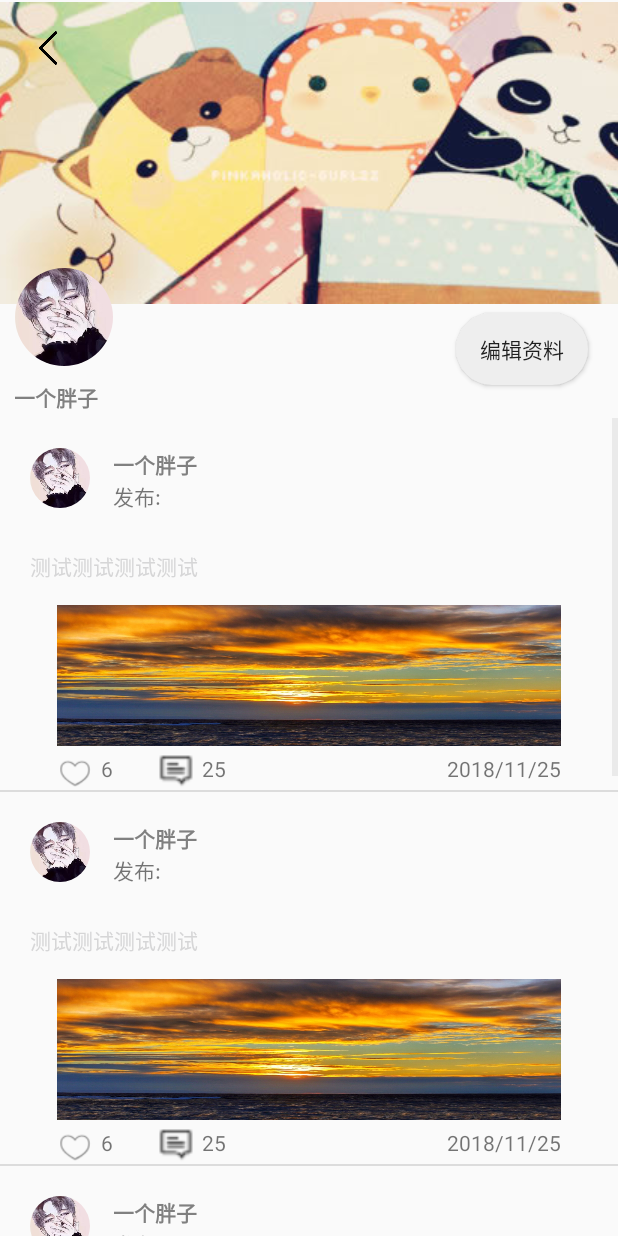
After one commit to liuhengren/youji, an Android app: the PersonalCenterActivity screen opened directly, with no data from a screen before it, on a phone screen of 412 x 824 dp. The commit adds this screen. Run offline under Robolectric (Android 15) with nearby library versions, the phone set to English and light mode, and no system bars; our stand-ins replace CircleImageView.

Commit message:
Merge branch 'master' into my

```diff
--- a/youjiDemo/app/src/main/java/neet/com/youjidemo/MainActivity.java
+++ b/youjiDemo/app/src/main/java/neet/com/youjidemo/MainActivity.java
@@ -1,5 +1,6 @@
 package neet.com.youjidemo;
 
+import android.content.Intent;
 import android.support.v4.app.FragmentTabHost;
 import android.support.v7.app.AppCompatActivity;
 import android.os.Bundle;
@@ -10,13 +11,15 @@ import android.widget.TabHost;
 import android.widget.TextView;
 
 import java.util.HashMap;
+import java.util.Set;
 
 import neet.com.youjidemo.view.Food_Fragment;
+import neet.com.youjidemo.view.ShareActivity;
 
 public class MainActivity extends AppCompatActivity {
     private HashMap<String,View> tabSpecMap = new HashMap<String,View>();
     private HashMap<String,ImageView> imageViewMap = new HashMap<String, ImageView>();
-    private HashMap<String,String> tagNameMap = new HashMap<String,String>();
+    private HashMap<String,TextView> tagNameMap = new HashMap<String,TextView>();
     @Override
     protected void onCreate(Bundle savedInstanceState) {
         super.onCreate(savedInstanceState);
@@ -33,7 +36,7 @@ public class MainActivity extends AppCompatActivity {
 
         //初始化选项卡
         TabHost.TabSpec tabSpec2 = fragmentTabHost.newTabSpec("tab2")
-                .setIndicator(getTabSpec(R.drawable.anotherhome,"社区","tab2"));
+                .setIndicator(getTabSpec(R.drawable.home,"社区","tab2"));
         //添加选项卡(后来补充)
         fragmentTabHost.addTab(tabSpec2,Food_Fragment.class,null);
 
@@ -48,21 +51,100 @@ public class MainActivity extends AppCompatActivity {
 
         //初始化选项卡
         TabHost.TabSpec tabSpec4 = fragmentTabHost.newTabSpec("tab4")
-                .setIndicator(getTabSpec(R.drawable.anotherhome,"消息","tab4"));
+                .setIndicator(getTabSpec(R.drawable.message,"消息","tab4"));
         //添加选项卡(后来补充)
         fragmentTabHost.addTab(tabSpec4,Food_Fragment.class,null);
 
         //初始化选项卡
         TabHost.TabSpec tabSpec5 = fragmentTabHost.newTabSpec("tab5")
-                .setIndicator(getTabSpec(R.drawable.anotherhome,"我","tab5"));
+                .setIndicator(getTabSpec(R.drawable.me,"我","tab5"));
         //添加选项卡(后来补充)
         fragmentTabHost.addTab(tabSpec5,Food_Fragment.class,null);
 
+        //设置默认选中的选项卡
+        fragmentTabHost.setCurrentTab(0);
+        ImageView imageView = imageViewMap.get("tab1");
+        imageView.setImageResource(R.drawable.fivestar_choosed);
+        final TextView textView = tagNameMap.get("tab1");
+        textView.setTextColor(getResources().getColor(android.R.color.black));
+
+        //选项卡更换事件
+        fragmentTabHost.setOnTabChangedListener(new TabHost.OnTabChangeListener() {
+            @Override
+            public void onTabChanged(String tabId) {
+                ImageView imageViewtab1 = imageViewMap.get("tab1");
+                ImageView imageViewtab2 = imageViewMap.get("tab2");
+                ImageView imageViewtab3 = imageViewMap.get("tab3");
+                ImageView imageViewtab4 = imageViewMap.get("tab4");
+                ImageView imageViewtab5 = imageViewMap.get("tab5");
+                TextView textViewtab1 = tagNameMap.get("tab1");
+                TextView textViewtab2 = tagNameMap.get("tab2");
+                TextView textViewtab4 = tagNameMap.get("tab4");
+                TextView textViewtab5 = tagNameMap.get("tab5");
+
+                //获取选项卡的标签集合
+                Set<String> keys = tabSpecMap.keySet();
+                for (String s:keys){
+                    if (tabId.equals("tab1")){
+                        imageViewtab1.setImageResource(R.drawable.fivestar_choosed);
+                        imageViewtab2.setImageResource(R.drawable.home);
+                        imageViewtab3.setImageResource(R.drawable.add);
+                        imageViewtab4.setImageResource(R.drawable.message);
+                        imageViewtab5.setImageResource(R.drawable.me);
+                        textViewtab1.setTextColor(getResources().getColor(android.R.color.black));
+                        textViewtab2.setTextColor(getResources().getColor(R.color.lightgray));
+                        textViewtab1.setTextColor(getResources().getColor(R.color.lightgray));
+                        textViewtab1.setTextColor(getResources().getColor(R.color.lightgray));
+                    }
+                    if (tabId.equals("tab2")){
+                        imageViewtab1.setImageResource(R.drawable.fivestar);
+                        imageViewtab2.setImageResource(R.drawable.home_choosed);
+                        imageViewtab3.setImageResource(R.drawable.add);
+                        imageViewtab4.setImageResource(R.drawable.message);
+                        imageViewtab5.setImageResource(R.drawable.me);
+                        textViewtab1.setTextColor(getResources().getColor(R.color.lightgray));
+                        textViewtab2.setTextColor(getResources().getColor(R.color.smssdk_black));
+                        textViewtab4.setTextColor(getResources().getColor(R.color.lightgray));
+                        textViewtab5.setTextColor(getResources().getColor(R.color.lightgray));
+                    }
+                    if (tabId.equals("tab3")){
+                        Intent intent = new Intent(MainActivity.this,ShareActivity.class);
+                        startActivity(intent);
+                    }
+                    if (tabId.equals("tab4")){
+                        imageViewtab1.setImageResource(R.drawable.fivestar);
+                        imageViewtab2.setImageResource(R.drawable.home);
+                        imageViewtab3.setImageResource(R.drawable.add);
+                        imageViewtab4.setImageResource(R.drawable.message_choosed);
+                        imageViewtab5.setImageResource(R.drawable.me);
+                        textViewtab1.setTextColor(getResources().getColor(R.color.lightgray));
+                        textViewtab2.setTextColor(getResources().getColor(R.color.lightgray));
+                        textViewtab4.setTextColor(getResources().getColor(R.color.smssdk_black));
+                        textViewtab5.setTextColor(getResources().getColor(R.color.lightgray));
+                    }
+                    if (tabId.equals("tab5")){
+                        imageViewtab1.setImageResource(R.drawable.fivestar);
+                        imageViewtab2.setImageResource(R.drawable.home);
+                        imageViewtab3.setImageResource(R.drawable.add);
+                        imageViewtab4.setImageResource(R.drawable.message);
+                        imageViewtab5.setImageResource(R.drawable.me_choosed);
+                        textViewtab1.setTextColor(getResources().getColor(R.color.lightgray));
+                        textViewtab2.setTextColor(getResources().getColor(R.color.lightgray));
+                        textViewtab4.setTextColor(getResources().getColor(R.color.lightgray));
+                        textViewtab5.setTextColor(getResources().getColor(R.color.smssdk_black));
+                    }
+                }
+            }
+        });
 
 
 
     }
 
+
+    /**
+     *加载tabSpec布局，并将标签中的Icon和标签名存储到Map中
+     */
     private View getTabSpec(int imageId,String tagName,String tag){
         LayoutInflater layoutInflater = getLayoutInflater();
         View view = layoutInflater.inflate(R.layout.tabspec_layout,null);
@@ -72,6 +154,10 @@ public class MainActivity extends AppCompatActivity {
         textView.setText(tagName);
         tabSpecMap.put(tag,view);
         imageViewMap.put(tag,imageView);
+        tagNameMap.put(tag,textView);
         return view;
     }
+
+
+
 }
--- /dev/null
+++ b/youjiDemo/app/src/main/java/neet/com/youjidemo/adapter/PersonalContentAdapter.java
@@ -0,0 +1,44 @@
+package neet.com.youjidemo.adapter;
+
+import android.content.Context;
+import android.view.LayoutInflater;
+import android.view.View;
+import android.view.ViewGroup;
+import android.widget.BaseAdapter;
+
+import java.util.List;
+
+public class PersonalContentAdapter extends BaseAdapter {
+    private Context context;
+    private List list;
+    private int itemLayout;
+
+    public PersonalContentAdapter(Context context, List list, int itemLayout) {
+        this.context = context;
+        this.list = list;
+        this.itemLayout = itemLayout;
+    }
+
+    @Override
+    public int getCount() {
+        return list.size();
+    }
+
+    @Override
+    public Object getItem(int position) {
+        return list.get(position);
+    }
+
+    @Override
+    public long getItemId(int position) {
+        return position;
+    }
+
+    @Override
+    public View getView(int position, View convertView, ViewGroup parent) {
+
+        convertView = LayoutInflater.from(context).inflate(itemLayout,null);
+
+        return convertView;
+    }
+}
--- a/youjiDemo/app/src/main/java/neet/com/youjidemo/view/Food_Fragment.java
+++ b/youjiDemo/app/src/main/java/neet/com/youjidemo/view/Food_Fragment.java
@@ -11,6 +11,7 @@ import android.view.ViewGroup;
 import android.widget.AdapterView;
 import android.widget.ListView;
 import android.widget.TabHost;
+import android.widget.Toast;
 
 import java.util.ArrayList;
 import java.util.List;
@@ -19,14 +20,14 @@ import neet.com.youjidemo.adapter.IndexListViewAdapter;
 import neet.com.youjidemo.R;
 
 
-/*
- *首页
- * */
+/**
+ * 首页
+ */
 public class Food_Fragment extends Fragment {
     @Nullable
     @Override
     public View onCreateView(@NonNull LayoutInflater inflater, @Nullable ViewGroup container, @Nullable Bundle savedInstanceState) {
-        View view = inflater.inflate(R.layout.index_tab_layout,container,false);
+        View view = inflater.inflate(R.layout.index_tab_layout, container, false);
         TabHost tabHost = view.findViewById(android.R.id.tabhost);
         //初始化
         tabHost.setup();
@@ -65,7 +66,7 @@ public class Food_Fragment extends Fragment {
         list.add(3);
         list.add(4);
         list.add(5);
-        IndexListViewAdapter adapter = new IndexListViewAdapter(getContext(),list,R.layout.recommend_tabspec_item);
+        IndexListViewAdapter adapter = new IndexListViewAdapter(getContext(), list, R.layout.recommend_tabspec_item);
         listView.setAdapter(adapter);
 
         ListView listView1 = view.findViewById(R.id.delicious);
@@ -75,13 +76,14 @@ public class Food_Fragment extends Fragment {
         list1.add(3);
         list1.add(4);
         list1.add(5);
-        IndexListViewAdapter adapter1 = new IndexListViewAdapter(getContext(),list,R.layout.recommend_tabspec_item);
+        IndexListViewAdapter adapter1 = new IndexListViewAdapter(getContext(), list, R.layout.recommend_tabspec_item);
         listView1.setAdapter(adapter1);
 
         listView.setOnItemClickListener(new AdapterView.OnItemClickListener() {
             @Override
             public void onItemClick(AdapterView<?> parent, View view, int position, long id) {
-                Intent intent = new Intent(getContext(),DetailActivity.class);
+                Toast.makeText(getContext(),"点击了"+position,Toast.LENGTH_LONG).show();
+                Intent intent = new Intent(getContext(), DetailActivity.class);
                 startActivity(intent);
             }
         });
--- /dev/null
+++ b/youjiDemo/app/src/main/java/neet/com/youjidemo/view/PersonalCenterActivity.java
@@ -0,0 +1,75 @@
+package neet.com.youjidemo.view;
+
+import android.content.Intent;
+import android.support.v4.app.FragmentTabHost;
+import android.support.v7.app.AppCompatActivity;
+import android.os.Bundle;
+import android.view.LayoutInflater;
+import android.view.View;
+import android.widget.AdapterView;
+import android.widget.ListView;
+import android.widget.TabHost;
+import android.widget.Toast;
+
+import java.util.ArrayList;
+import java.util.List;
+
+import neet.com.youjidemo.MainActivity;
+import neet.com.youjidemo.R;
+import neet.com.youjidemo.adapter.PersonalContentAdapter;
+
+public class PersonalCenterActivity extends AppCompatActivity {
+    private List productionList;
+    private List attentionList;
+    private List fansList;
+
+    @Override
+    protected void onCreate(Bundle savedInstanceState) {
+        super.onCreate(savedInstanceState);
+        setContentView(R.layout.activity_personal_center);
+
+        //初始化并添加选项卡
+        TabHost tabHost = findViewById(android.R.id.tabhost);
+        tabHost.setup();
+        TabHost.TabSpec tabSpec1 = tabHost.newTabSpec("tab1")
+                .setIndicator("作品")
+                .setContent(R.id.tab1);
+        tabHost.addTab(tabSpec1);
+
+        TabHost.TabSpec tabSpec2 = tabHost.newTabSpec("tab2")
+                .setIndicator("关注")
+                .setContent(R.id.tab2);
+        tabHost.addTab(tabSpec2);
+
+        TabHost.TabSpec tabSpec3 = tabHost.newTabSpec("tab3")
+                .setIndicator("粉丝")
+                .setContent(R.id.tab3);
+        tabHost.addTab(tabSpec3);
+
+        ListView listView1 = findViewById(R.id.lv_production);
+
+        //初始化数据（测试数据）
+        productionList = new ArrayList();
+        productionList.add(2);
+        productionList.add(2);
+        productionList.add(2);
+        productionList.add(2);
+        productionList.add(2);
+
+        PersonalContentAdapter adapter = new PersonalContentAdapter(this,productionList,R.layout.personal_center_production_item);
+        listView1.setAdapter(adapter);
+
+        listView1.setOnItemClickListener(new AdapterView.OnItemClickListener() {
+            @Override
+            public void onItemClick(AdapterView<?> parent, View view, int position, long id) {
+                Toast.makeText(PersonalCenterActivity.this, "点击了"+position, Toast.LENGTH_SHORT).show();
+            }
+        });
+    }
+
+    public void editInformaion(View view){
+        Intent intent = new Intent(PersonalCenterActivity.this,PersonalDataEditorActivity.class);
+        startActivity(intent);
+
+    }
+}
--- /dev/null
+++ b/youjiDemo/app/src/main/java/neet/com/youjidemo/view/ProductionFragment.java
@@ -0,0 +1,20 @@
+package neet.com.youjidemo.view;
+
+import android.os.Bundle;
+import android.support.annotation.NonNull;
+import android.support.annotation.Nullable;
+import android.support.v4.app.Fragment;
+import android.view.LayoutInflater;
+import android.view.View;
+import android.view.ViewGroup;
+
+import neet.com.youjidemo.R;
+
+public class ProductionFragment extends Fragment {
+    @Nullable
+    @Override
+    public View onCreateView(@NonNull LayoutInflater inflater, @Nullable ViewGroup container, @Nullable Bundle savedInstanceState) {
+
+        return super.onCreateView(inflater, container, savedInstanceState);
+    }
+}
--- /dev/null
+++ b/youjiDemo/app/src/main/res/drawable/personal_center_attention_btn.xml
@@ -0,0 +1,5 @@
+<?xml version="1.0" encoding="utf-8"?>
+<shape xmlns:android="http://schemas.android.com/apk/res/android">
+    <solid android:color="#EEEEEE"/>
+    <corners android:radius="35dp"/>
+</shape>
--- /dev/null
+++ b/youjiDemo/app/src/main/res/layout/activity_personal_center.xml
@@ -0,0 +1,138 @@
+<?xml version="1.0" encoding="utf-8"?>
+
+<LinearLayout xmlns:android="http://schemas.android.com/apk/res/android"
+    android:id="@+id/root"
+    android:layout_width="match_parent"
+    android:layout_height="match_parent"
+    android:orientation="vertical">
+
+
+    <FrameLayout
+        android:layout_width="match_parent"
+        android:layout_height="wrap_content">
+
+
+        <ImageButton
+            android:layout_width="match_parent"
+            android:layout_height="204dp"
+            android:background="@color/transparent"
+            android:src="@drawable/background"
+            />
+
+        <ImageButton
+            android:id="@+id/personal_center_back"
+            android:layout_width="24dp"
+            android:layout_height="24dp"
+            android:layout_marginLeft="20dp"
+            android:layout_marginTop="20dp"
+            android:background="@color/transparent"
+            android:scaleType="fitCenter"
+            android:src="@drawable/left" />
+    </FrameLayout>
+
+
+    <RelativeLayout
+        android:layout_width="match_parent"
+        android:layout_height="100dp"
+        android:layout_marginTop="-25dp">
+
+        <LinearLayout
+            android:layout_width="wrap_content"
+            android:layout_height="wrap_content"
+            android:orientation="vertical">
+
+            <de.hdodenhof.circleimageview.CircleImageView
+                android:id="@+id/image_personal_head"
+                android:layout_width="65dp"
+                android:layout_height="65dp"
+                android:layout_alignParentStart="true"
+                android:layout_marginStart="10dp"
+                android:elevation="10dp"
+                android:src="@drawable/head" />
+
+            <TextView
+                android:layout_width="wrap_content"
+                android:layout_height="wrap_content"
+                android:layout_below="@+id/image_personal_head"
+                android:layout_gravity="center"
+                android:layout_marginTop="10dp"
+                android:text="一个胖子"
+                android:textColor="@color/personal_username"
+                android:textStyle="bold" />
+        </LinearLayout>
+
+        <Button
+            android:id="@+id/btn_edit_information"
+            android:layout_width="wrap_content"
+            android:layout_height="wrap_content"
+            android:layout_alignParentRight="true"
+            android:layout_marginTop="30dp"
+            android:layout_marginRight="20dp"
+            android:background="@drawable/personal_center_attention_btn"
+            android:elevation="30dp"
+            android:onClick="editInformaion"
+            android:text="编辑资料" />
+    </RelativeLayout>
+
+
+    <TabHost
+        android:id="@android:id/tabhost"
+        android:layout_width="match_parent"
+        android:layout_height="match_parent"
+        >
+
+        <RelativeLayout
+            android:layout_width="match_parent"
+            android:layout_height="wrap_content">
+
+            <TabWidget
+                android:id="@android:id/tabs"
+                android:layout_width="match_parent"
+                android:layout_height="wrap_content" />
+
+            <FrameLayout
+                android:id="@android:id/tabcontent"
+                android:layout_width="match_parent"
+                android:layout_height="match_parent"
+                android:layout_below="@android:id/tabs">
+
+                <LinearLayout
+                    android:id="@+id/tab1"
+                    android:layout_width="match_parent"
+                    android:layout_height="wrap_content"
+                    android:orientation="vertical">
+
+                    <ListView
+                        android:id="@+id/lv_production"
+                        android:layout_width="match_parent"
+                        android:layout_height="wrap_content"
+                        />
+                </LinearLayout>
+
+                <LinearLayout
+                    android:id="@+id/tab2"
+                    android:layout_width="match_parent"
+                    android:layout_height="wrap_content"
+                    android:orientation="vertical">
+
+                    <ListView
+                        android:id="@+id/lv_attention"
+                        android:layout_width="match_parent"
+                        android:layout_height="match_parent" />
+                </LinearLayout>
+
+                <LinearLayout
+                    android:id="@+id/tab3"
+                    android:layout_width="match_parent"
+                    android:layout_height="wrap_content">
+
+                    <ListView
+                        android:id="@+id/lv_fans"
+                        android:layout_width="match_parent"
+                        android:layout_height="match_parent" />
+                </LinearLayout>
+
+            </FrameLayout>
+        </RelativeLayout>
+    </TabHost>
+</LinearLayout>
--- a/youjiDemo/app/src/main/res/layout/orthers_personaldata_layout.xml
+++ b/youjiDemo/app/src/main/res/layout/orthers_personaldata_layout.xml
@@ -14,6 +14,8 @@
             android:layout_height="283dp"
             android:layout_alignParentStart="true"
             android:layout_alignParentTop="true"
+            android:layout_marginStart="0dp"
+            android:layout_marginTop="0dp"
             android:background="@drawable/background">
             //返回
 
--- /dev/null
+++ b/youjiDemo/app/src/main/res/layout/personal_center_production_item.xml
@@ -0,0 +1,106 @@
+<?xml version="1.0" encoding="utf-8"?>
+<LinearLayout xmlns:android="http://schemas.android.com/apk/res/android"
+    android:layout_width="match_parent"
+    android:layout_height="wrap_content"
+    android:orientation="vertical">
+
+    <RelativeLayout
+        android:layout_width="match_parent"
+        android:layout_height="wrap_content">
+
+        <!--作品头像-->
+        <de.hdodenhof.circleimageview.CircleImageView
+            android:id="@+id/image_production_head"
+            android:layout_width="40dp"
+            android:layout_height="40dp"
+            android:layout_marginStart="20dp"
+            android:layout_marginTop="20dp"
+            android:src="@drawable/head" />
+
+        <!--用户名-->
+        <TextView
+            android:id="@+id/tv_productions_username"
+            android:layout_width="wrap_content"
+            android:layout_height="wrap_content"
+            android:layout_marginLeft="15dp"
+            android:layout_marginTop="20dp"
+            android:layout_toRightOf="@+id/image_production_head"
+            android:text="一个胖子"
+            android:textColor="@color/personal_username"
+            android:textStyle="bold" />
+
+        <!--发表了-->
+        <TextView
+            android:id="@+id/tv_publish"
+            android:layout_width="wrap_content"
+            android:layout_height="wrap_content"
+            android:layout_below="@+id/tv_productions_username"
+            android:layout_marginLeft="15dp"
+            android:layout_toRightOf="@+id/image_production_head"
+            android:text="发布:" />
+
+
+    </RelativeLayout>
+    <!--发表内容-->
+    <TextView
+        android:id="@+id/tv_productions_description"
+        android:layout_width="match_parent"
+        android:layout_height="wrap_content"
+        android:layout_marginStart="20dp"
+        android:layout_marginTop="25dp"
+        android:maxLines="30"
+        android:text="测试测试测试测试"
+        android:textColor="@color/smssdk_black" />
+
+    <ImageView
+        android:layout_width="336dp"
+        android:layout_height="94dp"
+        android:layout_gravity="center"
+        android:layout_marginTop="15dp"
+        android:scaleType="fitXY"
+        android:src="@drawable/scenery" />
+
+    <LinearLayout
+        android:layout_width="336dp"
+        android:layout_height="wrap_content"
+        android:layout_gravity="center"
+        android:layout_marginTop="5dp"
+        android:orientation="horizontal">
+
+        <!--收藏-->
+        <ImageView
+            android:layout_width="24dp"
+            android:layout_height="24dp"
+            android:src="@drawable/collect" />
+
+        <!--收藏数量-->
+        <TextView
+            android:layout_width="wrap_content"
+            android:layout_height="wrap_content"
+            android:layout_marginLeft="5dp"
+            android:gravity="center_vertical"
+            android:text="6" />
+
+        <!--评论-->
+        <ImageView
+            android:layout_width="24dp"
+            android:layout_height="24dp"
+            android:layout_marginLeft="30dp"
+            android:src="@drawable/message" />
+
+        <!--评论数量-->
+        <TextView
+            android:layout_width="wrap_content"
+            android:layout_height="wrap_content"
+            android:layout_marginLeft="5dp"
+            android:gravity="center_vertical"
+            android:text="25" />
+
+        <!--发表时间-->
+        <TextView
+            android:layout_width="wrap_content"
+            android:layout_height="wrap_content"
+            android:text="2018/11/25"
+            android:layout_marginLeft="147dp"/>
+    </LinearLayout>
+</LinearLayout>
--- a/youjiDemo/app/src/main/res/layout/recommend_tabspec_item.xml
+++ b/youjiDemo/app/src/main/res/layout/recommend_tabspec_item.xml
@@ -84,8 +84,12 @@
             android:layout_width="316dp"
             android:layout_height="75dp"
             android:layout_below="@id/description"
+            android:layout_alignEnd="@+id/description"
+            android:layout_marginTop="0dp"
+            android:layout_marginEnd="8dp"
             android:maxHeight="244dp"
-            android:src="@drawable/scenery"/>
+            android:scaleType="fitXY"
+            android:src="@drawable/scenery" />
     </RelativeLayout>
 
     <View
--- a/youjiDemo/app/src/main/res/values/colors.xml
+++ b/youjiDemo/app/src/main/res/values/colors.xml
@@ -12,4 +12,5 @@
     <color name="view_background">#ffffff</color>
 
     <color name="trans">#00000000</color>
+    <color name="personal_username">#808080</color>
 </resources>
```
Also changed, not shown: youjiDemo/app/src/main/AndroidManifest.xml (+5 -7 lines), youjiDemo/app/src/main/res/drawable/anotherhome.png (deleted), youjiDemo/app/src/main/res/drawable/anotherstar.png (deleted), youjiDemo/app/src/main/res/drawable/home.png, youjiDemo/app/src/main/res/drawable/home_choosed.png (added).
